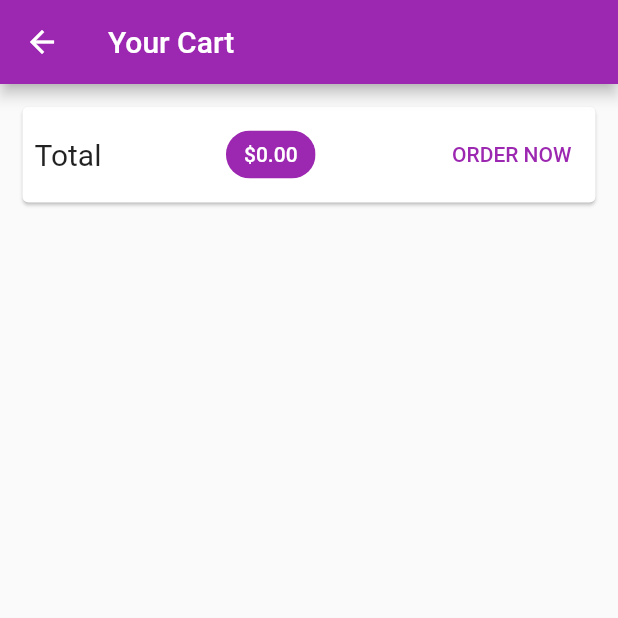
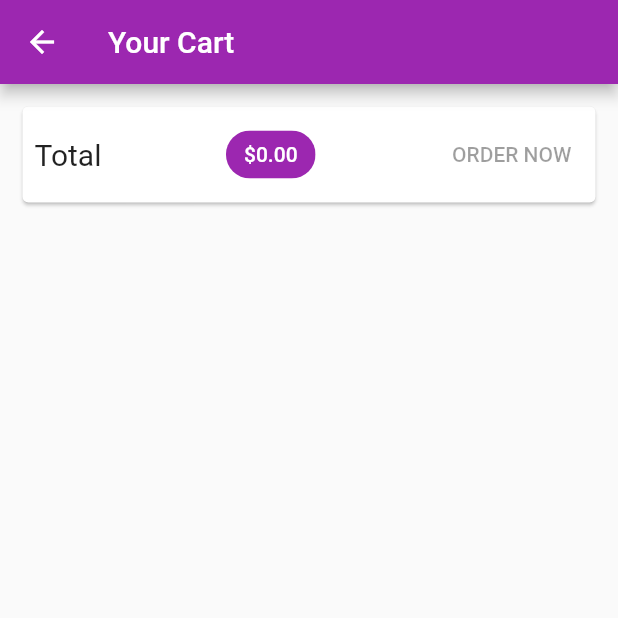
Before and after one commit to Petar81/Demo-Shop, a Flutter app: the CartScreen screen opened by its route, on a phone screen of 412 x 824 dp, the top half of it. Run offline on Flutter 3.47's test engine with Material 2 defaults, Android fonts, the phone set to English and light mode, and no system bars; network calls fail.

Commit message:
store orders in firebase

```diff
--- a/lib/screens/cart_screen.dart
+++ b/lib/screens/cart_screen.dart
@@ -37,14 +37,7 @@ class CartScreen extends StatelessWidget {
                     ),
                     backgroundColor: Theme.of(context).colorScheme.primary,
                   ),
-                  TextButton(
-                    onPressed: () {
-                      Provider.of<Orders>(context, listen: false).addOrder(
-                          cart.items.values.toList(), cart.totalAmount);
-                      cart.clearCart();
-                    },
-                    child: const Text('ORDER NOW'),
-                  ),
+                  OrderButton(cart: cart),
                 ],
               ),
             ),
@@ -69,3 +62,40 @@ class CartScreen extends StatelessWidget {
     );
   }
 }
+
+class OrderButton extends StatefulWidget {
+  const OrderButton({
+    Key? key,
+    required this.cart,
+  }) : super(key: key);
+
+  final Cart cart;
+
+  @override
+  _OrderButtonState createState() => _OrderButtonState();
+}
+
+class _OrderButtonState extends State<OrderButton> {
+  var _isLoading = false;
+  @override
+  Widget build(BuildContext context) {
+    return TextButton(
+      onPressed: (widget.cart.totalAmount <= 0 || _isLoading)
+          ? null
+          : () async {
+              setState(() {
+                _isLoading = true;
+              });
+              await Provider.of<Orders>(context, listen: false).addOrder(
+                  widget.cart.items.values.toList(), widget.cart.totalAmount);
+              setState(() {
+                _isLoading = false;
+              });
+              widget.cart.clearCart();
+            },
+      child: _isLoading
+          ? const CircularProgressIndicator()
+          : const Text('ORDER NOW'),
+    );
+  }
+}
```
Also changed, not shown: lib/models/providers/orders.dart (+23 -3 lines).
